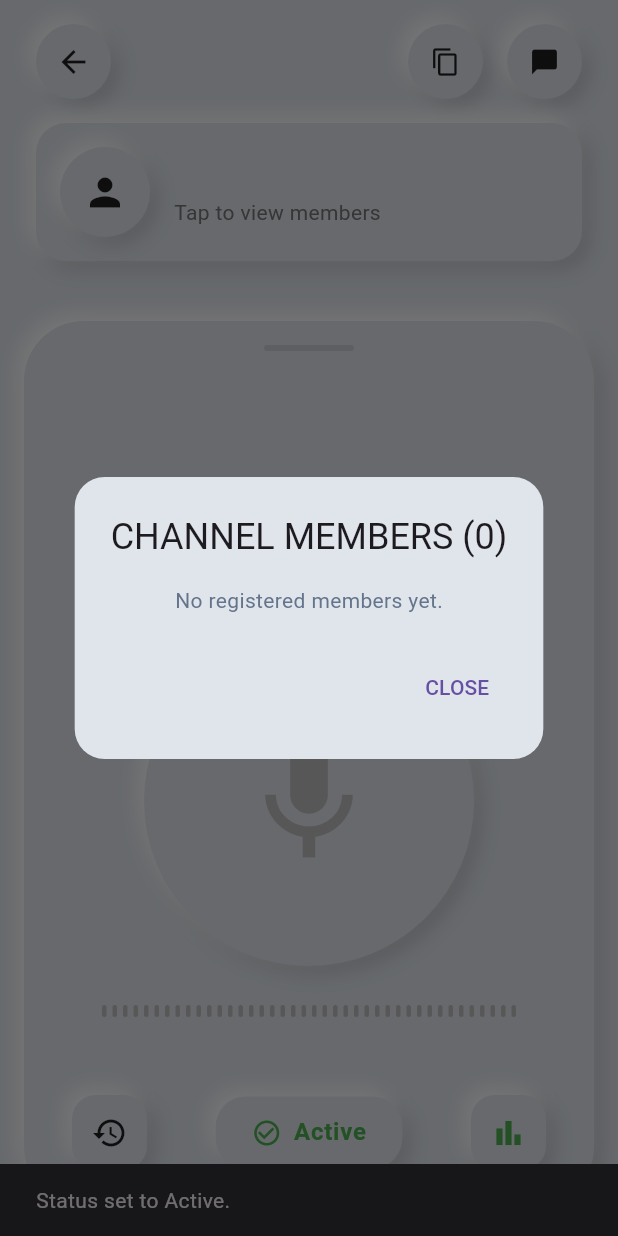
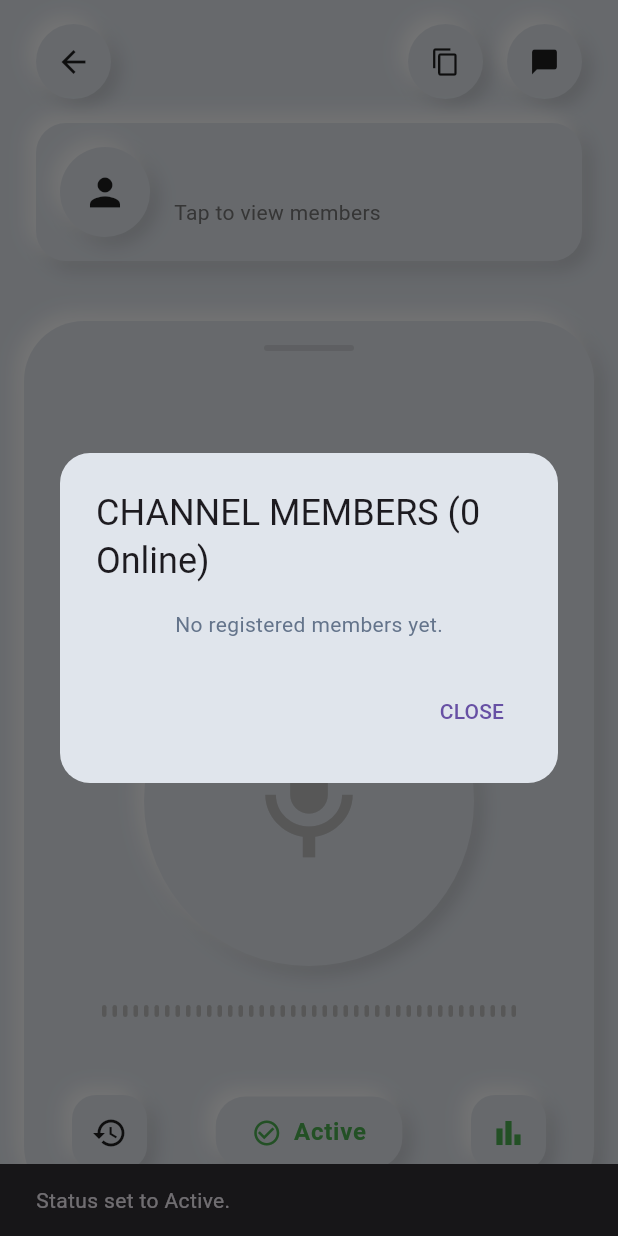
Before and after one commit to AmrNageh/vibe_cast, a Flutter app: the WalkieChannelScreen screen opened directly with empty values, item 2 of the bottom bar chosen, after a tap on "Tap to view members", on a phone screen of 412 x 824 dp. Run offline on Flutter 3.47's test engine with Material 3 defaults, Android fonts, the phone set to English and light mode, and no system bars; our stand-ins replace dio, easy_localization, equatable, flutter_bloc, flutter_screenutil, flutter_secure_storage and 5 more; missing offline and left inert: flutter_sound, record; accounts and stored records are empty.

Commit message:
Fix UI channel member list rendering and backend members mapping

```diff
--- a/lib/features/walkie_talkie/models/chat_message_entity.dart
+++ b/lib/features/walkie_talkie/models/chat_message_entity.dart
@@ -1,29 +1,33 @@
 import 'package:equatable/equatable.dart';
 
 class ChatMessageEntity extends Equatable {
+  final String id;
   final String senderId;
   final String senderName;
   final String text;
   final String timestamp;
 
   const ChatMessageEntity({
+    required this.id,
     required this.senderId,
     required this.senderName,
     required this.text,
     required this.timestamp,
   });
 
-  factory ChatMessageEntity.fromJson(Map<String, dynamic> json) {
+  factory ChatMessageEntity.fromJson(Map<dynamic, dynamic> json) {
     return ChatMessageEntity(
+      id: json['id']?.toString() ?? '',
       senderId: json['senderId']?.toString() ?? '',
       senderName: json['senderName']?.toString() ?? 'Unknown',
-      text: json['text']?.toString() ?? '',
-      timestamp: json['timestamp']?.toString() ?? DateTime.now().toIso8601String(),
+      text: json['message']?.toString() ?? '',
+      timestamp: (DateTime.tryParse(json['timestamp']?.toString() ?? '') ?? DateTime.now()).toIso8601String(),
     );
   }
 
-  Map<String, dynamic> toJson() {
+  Map<dynamic, dynamic> toJson() {
     return {
+      'id': id,
       'senderId': senderId,
       'senderName': senderName,
       'text': text,
@@ -32,5 +36,5 @@ class ChatMessageEntity extends Equatable {
   }
 
   @override
-  List<Object?> get props => [senderId, senderName, text, timestamp];
+  List<Object?> get props => [id, senderId, senderName, text, timestamp];
 }
--- a/lib/features/walkie_talkie/models/online_user_entity.dart
+++ b/lib/features/walkie_talkie/models/online_user_entity.dart
@@ -11,11 +11,11 @@ class OnlineUserEntity extends Equatable {
     required this.isOnline,
   });
 
-  factory OnlineUserEntity.fromJson(Map<String, dynamic> json) {
+  factory OnlineUserEntity.fromJson(Map<dynamic, dynamic> json) {
     return OnlineUserEntity(
-      id: json['id'] ?? '',
+      id: json['userId'] ?? json['socketId'] ?? json['id'] ?? '',
       name: json['name'] ?? '',
-      isOnline: json['isOnline'] ?? false,
+      isOnline: json['isOnline'] ?? true, // If they are in the list, they are online
     );
   }
 
--- a/lib/features/walkie_talkie/view/walkie_channel_screen.dart
+++ b/lib/features/walkie_talkie/view/walkie_channel_screen.dart
@@ -214,17 +214,28 @@ class _WalkieChannelScreenState extends State<WalkieChannelScreen> with SingleTi
                   onTap: () {
                     showDialog(
                       context: context,
-                      builder: (context) => AlertDialog(
+                      builder: (context) => BlocBuilder<WalkieTalkieBloc, WalkieTalkieState>(
+                        bloc: _bloc,
+                        builder: (context, state) {
+                          List<String> members = widget.group.permanentMembers;
+                          int onlineCount = 0;
+                          if (state is WalkieTalkieInChannel) {
+                            onlineCount = state.members.length;
+                            if (state.members.isNotEmpty) {
+                              members = state.members.map((m) => '${m.name} (Online)').toList();
+                            }
+                          }
+                          return AlertDialog(
                             backgroundColor: Theme.of(context).scaffoldBackgroundColor,
                             shape: RoundedRectangleBorder(borderRadius: BorderRadius.circular(20)),
-                        title: Text('CHANNEL MEMBERS (${widget.group.memberCount})'),
+                            title: Text('CHANNEL MEMBERS ($onlineCount Online)'),
                             content: Column(
                               mainAxisSize: MainAxisSize.min,
-                          children: widget.group.permanentMembers.isEmpty
+                              children: members.isEmpty
                                 ? [const Text('No registered members yet.')]
-                            : widget.group.permanentMembers.map((m) => ListTile(
-                                leading: const Icon(Icons.person),
-                                title: Text(m), // We don't have their names easily accessible yet, so ID is shown, or backend can provide full objects.
+                                : members.map((m) => ListTile(
+                                    leading: Icon(Icons.person, color: m.contains('(Online)') ? Colors.green : Colors.grey),
+                                    title: Text(m),
                                   )).toList(),
                             ),
                             actions: [
@@ -233,6 +244,8 @@ class _WalkieChannelScreenState extends State<WalkieChannelScreen> with SingleTi
                                 child: const Text('CLOSE'),
                               ),
                             ],
+                          );
+                        }
                       ),
                     );
                   },
```
Also changed, not shown: 1 other file. Lines whose indentation alone changed are shown as unchanged.
